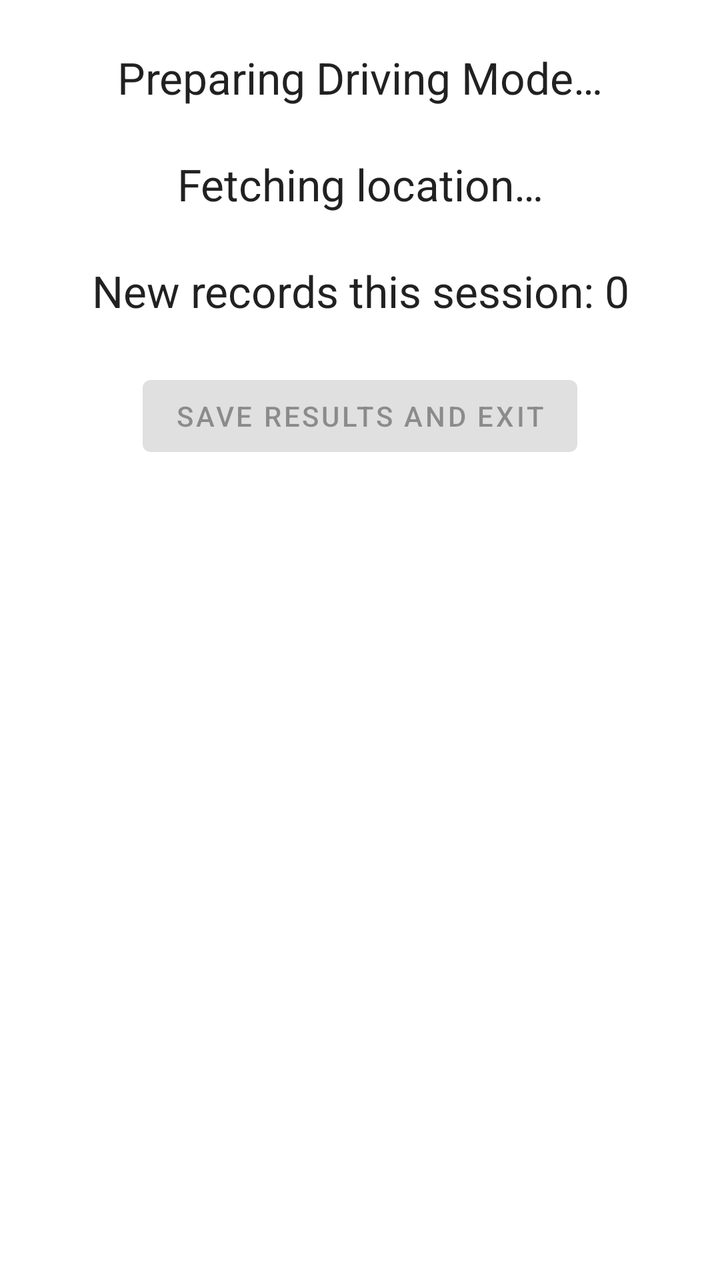
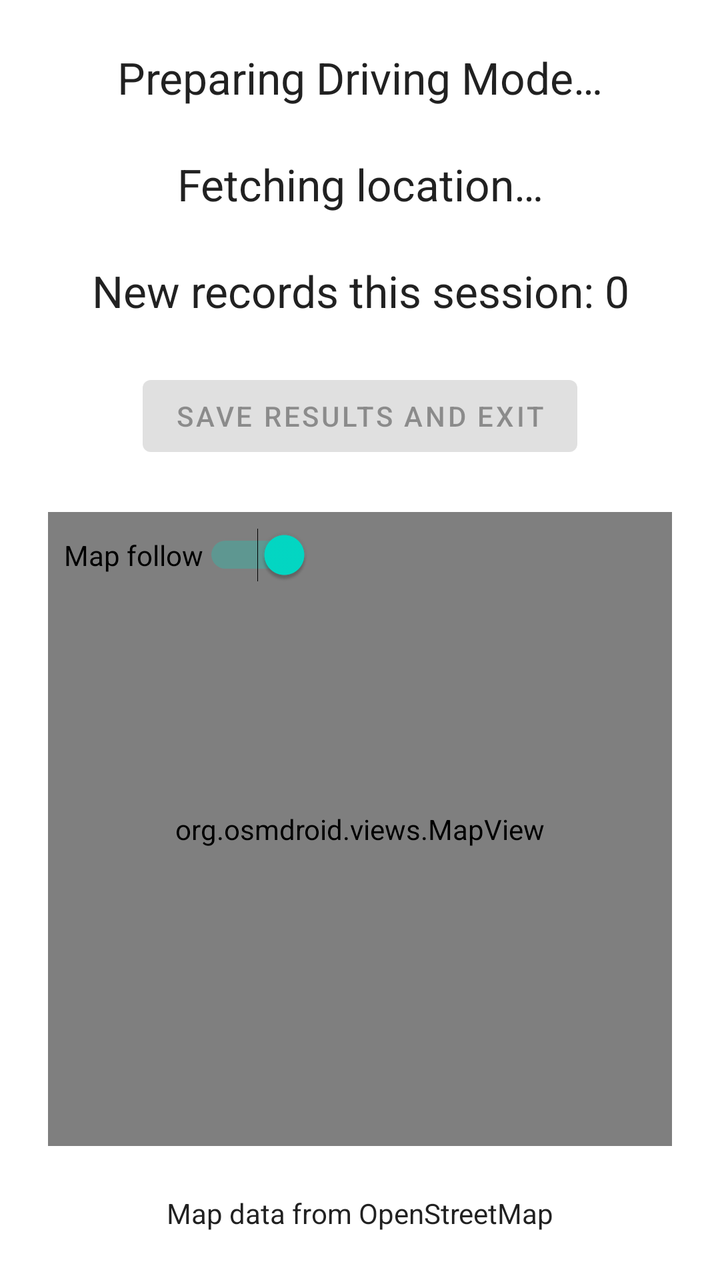

An Android layout rendered at two revisions. The XML below is the earlier revision; the diff shows what the commit changed to produce the second picture.
<!-- AndroidManifest.xml: application theme AppTheme -->
<!-- res/layout/activity_drive_page.xml -->
<?xml version="1.0" encoding="utf-8"?>
<androidx.constraintlayout.widget.ConstraintLayout
        xmlns:android="http://schemas.android.com/apk/res/android"
        xmlns:tools="http://schemas.android.com/tools"
        xmlns:app="http://schemas.android.com/apk/res-auto"
        android:layout_width="match_parent"
        android:layout_height="match_parent"
        tools:context=".DrivePage">

    <TextView
            android:text="@string/loadingDrive"
            android:layout_width="wrap_content"
            android:layout_height="wrap_content" android:id="@+id/speedText"
            app:layout_constraintStart_toStartOf="parent" app:layout_constraintTop_toTopOf="parent"
            android:layout_marginTop="24dp" app:layout_constraintEnd_toEndOf="parent"
            android:textAppearance="@style/TextAppearance.AppCompat.Large" android:textAlignment="center"/>
    <TextView
            android:text="@string/locPending"
            android:layout_width="wrap_content"
            android:layout_height="wrap_content" android:id="@+id/locText"
            android:textAppearance="@style/TextAppearance.AppCompat.Large"
            app:layout_constraintTop_toBottomOf="@+id/speedText"
            android:layout_marginTop="24dp" app:layout_constraintStart_toStartOf="parent"
            app:layout_constraintEnd_toEndOf="parent" android:textAlignment="center"/>
    <TextView
            android:text="@string/roadsDiscovered"
            android:layout_width="wrap_content"
            android:layout_height="wrap_content" android:id="@+id/newRoads"
            android:textAppearance="@style/TextAppearance.AppCompat.Large"
            android:textAlignment="center"
            app:layout_constraintTop_toBottomOf="@+id/locText"
            android:layout_marginTop="24dp" app:layout_constraintStart_toStartOf="parent"
            app:layout_constraintEnd_toEndOf="parent"/>
    <Button
            android:text="@string/stopDriving"
            android:layout_width="wrap_content"
            android:layout_height="wrap_content" android:id="@+id/stopDriving"
            app:layout_constraintEnd_toEndOf="parent" app:layout_constraintStart_toStartOf="parent"
            app:layout_constraintTop_toBottomOf="@+id/newRoads" android:layout_marginTop="24dp"
            android:enabled="false" android:onClick="stopButton"/>
</androidx.constraintlayout.widget.ConstraintLayout>
<!-- resources referenced by this layout -->
<resources>
  <string name="loadingDrive">Preparing Driving Mode…</string>
  <string name="locPending">Fetching location…</string>
  <string name="roadsDiscovered">New records this session: 0</string>
  <string name="stopDriving">Save results and exit</string>
  <style name="AppTheme" parent="Theme.MaterialComponents.DayNight">
          <item name="android:windowBackground">@color/bg</item>
      </style>
  <color name="bg">#ffffff</color>
</resources>

<!-- the commit's change to res/layout/activity_drive_page.xml (unified diff, before → after) -->
@@ -38,4 +38,30 @@
             app:layout_constraintEnd_toEndOf="parent" app:layout_constraintStart_toStartOf="parent"
             app:layout_constraintTop_toBottomOf="@+id/newRoads" android:layout_marginTop="24dp"
             android:enabled="false" android:onClick="stopButton"/>
+    <org.osmdroid.views.MapView
+            android:text="@string/stopDriving"
+            android:layout_width="0dp"
+            android:layout_height="0dp" android:id="@+id/driveMap"
+            android:enabled="false" android:onClick="stopButton"
+            app:layout_constraintTop_toBottomOf="@+id/stopDriving" android:layout_marginTop="24dp"
+            app:layout_constraintStart_toStartOf="parent"
+            app:layout_constraintBottom_toTopOf="@+id/osmCred" android:layout_marginBottom="24dp"
+            app:layout_constraintEnd_toEndOf="parent" android:layout_marginStart="24dp"
+            android:layout_marginEnd="24dp"/>
+    <Switch
+            android:layout_width="wrap_content"
+            android:layout_height="wrap_content" android:id="@+id/followSwitch"
+            android:text="@string/followBtn"
+            android:switchTextAppearance="@style/TextAppearance.AppCompat.Body1"
+            app:layout_constraintStart_toStartOf="@+id/driveMap"
+            android:layout_marginStart="8dp" app:layout_constraintTop_toTopOf="@+id/driveMap"
+            android:layout_marginTop="8dp" android:checked="true"/>
+    <TextView
+            android:text="@string/osmCred"
+            android:layout_width="wrap_content"
+            android:layout_height="0dp" android:id="@+id/osmCred"
+            android:textAppearance="@style/TextAppearance.AppCompat.Body1" android:gravity="center"
+            app:layout_constraintEnd_toEndOf="parent"
+            app:layout_constraintStart_toStartOf="parent" app:layout_constraintBottom_toBottomOf="parent"
+            android:layout_marginBottom="24dp"/>
 </androidx.constraintlayout.widget.ConstraintLayout>
<!-- resource entries referenced after the edit -->
@@ -1,7 +1,9 @@
 <!-- resources referenced by this layout -->
 <resources>
+  <string name="followBtn">Map follow</string>
   <string name="loadingDrive">Preparing Driving Mode…</string>
   <string name="locPending">Fetching location…</string>
+  <string name="osmCred">Map data from OpenStreetMap</string>
   <string name="roadsDiscovered">New records this session: 0</string>
   <string name="stopDriving">Save results and exit</string>
   <style name="AppTheme" parent="Theme.MaterialComponents.DayNight">
